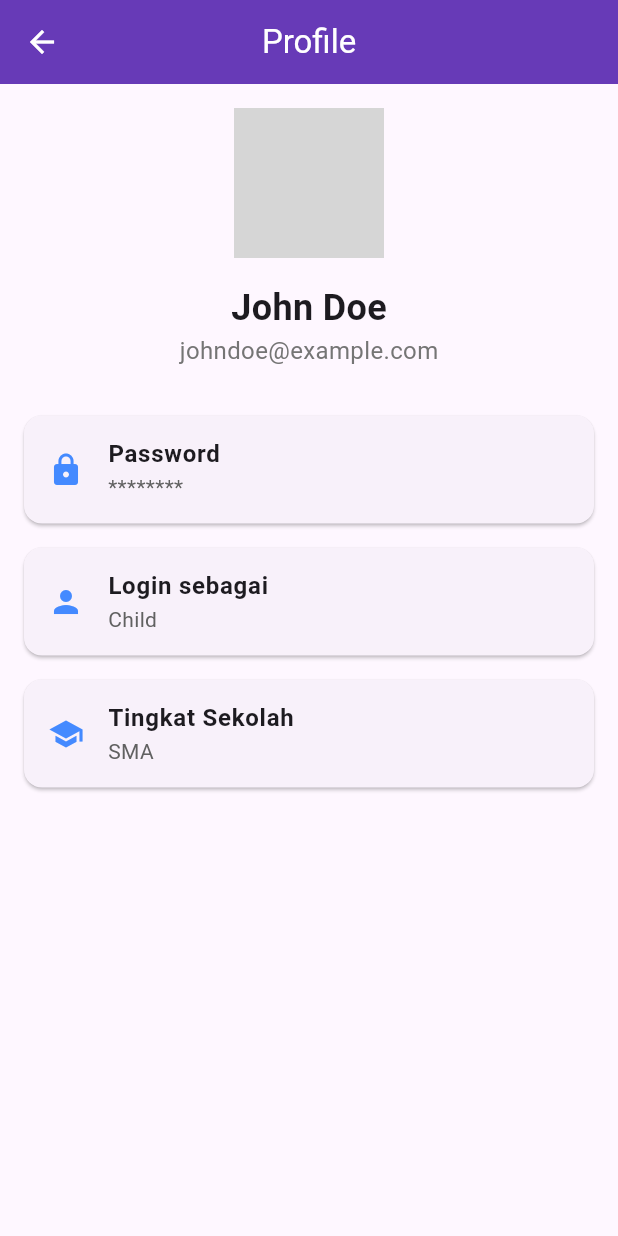
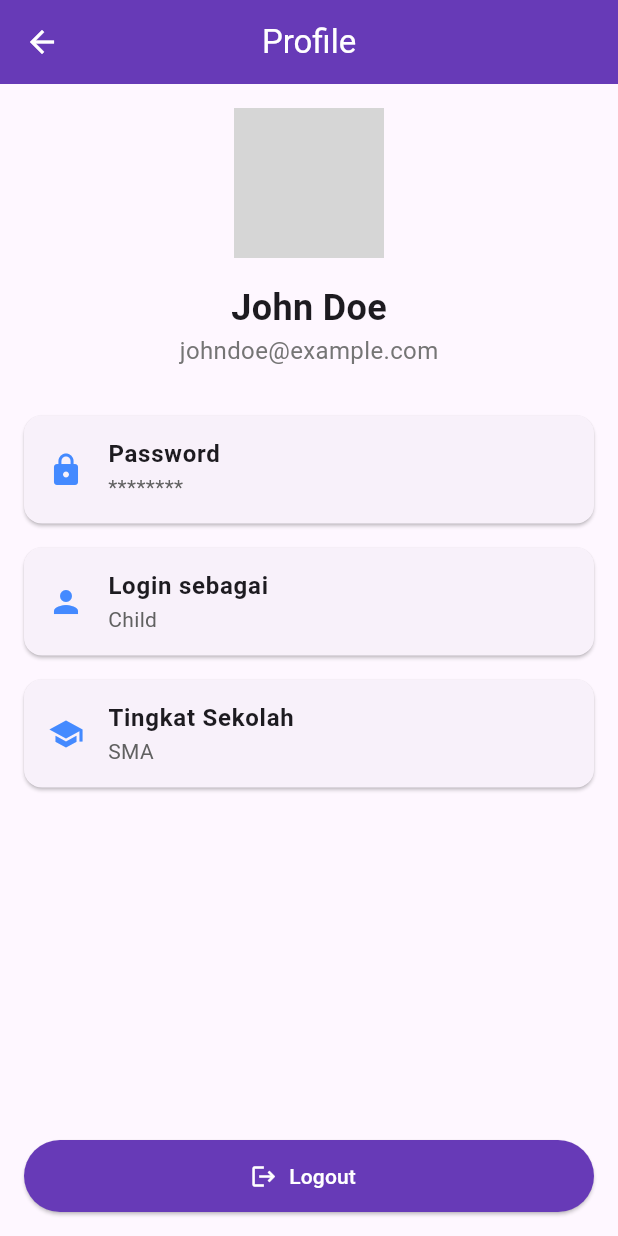
Before and after one commit to albanysiswanto/aol_se, a Flutter app: the ProfilePage screen opened directly, on a phone screen of 412 x 824 dp. Run offline on Flutter 3.47's test engine with Material 3 defaults, Android fonts, the phone set to English and light mode, and no system bars; our stand-ins replace flutter_dotenv, google_fonts, shared_preferences; accounts and stored records are empty; grey boxes are pictures that could not be loaded.

Commit message:
menambahkan button logout (tapi ini login parent kyk error gitu dah)

```diff
--- a/lib/pages/profile_page.dart
+++ b/lib/pages/profile_page.dart
@@ -1,11 +1,12 @@
 import 'package:flutter/material.dart';
+import 'package:lapar_fe/pages/login.dart';
 
 class ProfilePage extends StatelessWidget {
   @override
   Widget build(BuildContext context) {
     return Scaffold(
       appBar: AppBar(
-        title: Text('Profile'),
+        title: const Text('Profile'),
         backgroundColor: Colors.deepPurple,
         foregroundColor: Colors.white,
         centerTitle: true,
@@ -18,12 +19,12 @@ class ProfilePage extends StatelessWidget {
             Center(
               child: Column(
                 children: [
-                  CircleAvatar(
+                  const CircleAvatar(
                     radius: 50,
-                    backgroundImage: AssetImage('assets/avatar_placeholder.png'), // Replace with your asset
+                    backgroundImage: AssetImage('assets/avatar_placeholder.png'),
                   ),
-                  SizedBox(height: 16),
-                  Text(
+                  const SizedBox(height: 16),
+                  const Text(
                     'John Doe',
                     style: TextStyle(
                       fontSize: 24,
@@ -40,11 +41,12 @@ class ProfilePage extends StatelessWidget {
                 ],
               ),
             ),
-            SizedBox(height: 24),
+            const SizedBox(height: 24),
+
             // Profile Details Section
             Expanded(
               child: ListView(
-                children: [
+                children: const [
                   ProfileDetailCard(
                     icon: Icons.lock,
                     title: 'Password',
@@ -63,8 +65,46 @@ class ProfilePage extends StatelessWidget {
                 ],
               ),
             ),
+
+            // Logout Button
+            ElevatedButton.icon(
+              onPressed: () => _showLogoutConfirmation(context),
+              icon: const Icon(Icons.logout),
+              label: const Text("Logout"),
+              style: ElevatedButton.styleFrom(
+                backgroundColor: Colors.deepPurple,
+                foregroundColor: Colors.white,
+                minimumSize: const Size(double.infinity, 48),
+              ),
+            ),
           ],
         ),
+      ),
+    );
+  }
+
+  void _showLogoutConfirmation(BuildContext context) {
+    showDialog(
+      context: context,
+      builder: (context) => AlertDialog(
+        title: const Text("Logout"),
+        content: const Text("Apakah Anda yakin ingin logout?"),
+        actions: [
+          TextButton(
+            onPressed: () => Navigator.pop(context),
+            child: const Text("Batal"),
+          ),
+          TextButton(
+            onPressed: () {
+              Navigator.pop(context); // Tutup dialog
+              Navigator.pushReplacement(
+                context,
+                MaterialPageRoute(builder: (context) => LoginPage()),
+              );
+            },
+            child: const Text("Logout"),
+          ),
+        ],
       ),
     );
   }
@@ -76,6 +116,7 @@ class ProfileDetailCard extends StatelessWidget {
   final String subtitle;
 
   const ProfileDetailCard({
+    super.key,
     required this.icon,
     required this.title,
     required this.subtitle,
@@ -84,12 +125,12 @@ class ProfileDetailCard extends StatelessWidget {
   @override
   Widget build(BuildContext context) {
     return Card(
-      margin: EdgeInsets.symmetric(vertical: 8),
+      margin: const EdgeInsets.symmetric(vertical: 8),
       child: ListTile(
         leading: Icon(icon, color: Colors.blueAccent),
         title: Text(
           title,
-          style: TextStyle(fontSize: 16, fontWeight: FontWeight.bold),
+          style: const TextStyle(fontSize: 16, fontWeight: FontWeight.bold),
         ),
         subtitle: Text(
           subtitle,
```
